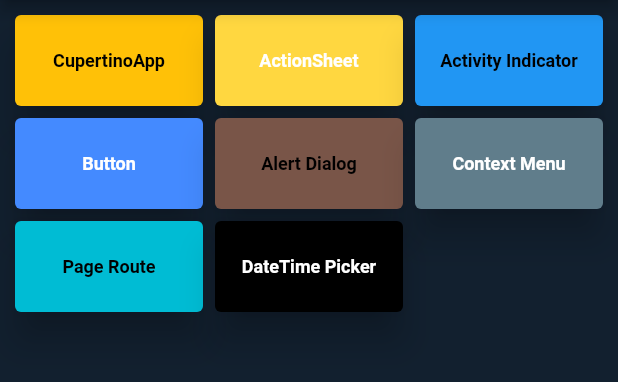
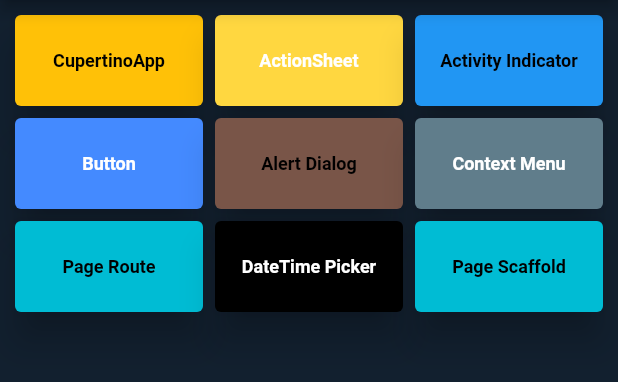
Before and after one commit to erdemgocen44/Flutter-Cupertino-Widget, a Flutter app: the screen it shows after launch, on a phone screen of 412 x 824 dp, the part 84-466 px from its top. Run offline on Flutter 3.47's test engine with Material 2 defaults, Android fonts, the phone set to English and light mode, and no system bars.

```diff
--- a/lib/core/buttons.dart
+++ b/lib/core/buttons.dart
@@ -50,4 +50,10 @@ List<Widget> buttons = [
     onprimary: Colors.white,
     rota: '/date',
   ),
+  CustomElevatedButton(
+    yazi: 'Page Scaffold',
+    primary: Colors.cyan,
+    onprimary: Colors.black,
+    rota: '/pagescaffold',
+  ),
 ];
--- a/lib/core/rotes.dart
+++ b/lib/core/rotes.dart
@@ -6,6 +6,7 @@ import 'package:flutter_cupertino_widgets/widgets/context_menu_home.dart';
 import 'package:flutter_cupertino_widgets/widgets/cupertino_action_sheet_action_home.dart';
 import 'package:flutter_cupertino_widgets/widgets/date_picker_home.dart';
 import 'package:flutter_cupertino_widgets/widgets/page_route_home.dart';
+import 'package:flutter_cupertino_widgets/widgets/page_scaffold_home.dart';
 import 'package:flutter_cupertino_widgets/widgets/starting_page.dart';
 
 var rotalar = <String, WidgetBuilder>{
@@ -17,4 +18,5 @@ var rotalar = <String, WidgetBuilder>{
   "/context": (context) => const ContextMenuHome(),
   "/date": (context) => const DatePickerHome(),
   "/route": (context) => const PageRouteHome(),
+  "/pagescaffold": (context) => const PageScaffoldHome(),
 };
```
Also changed, not shown: lib/widgets/page_scaffold_home.dart (added, +16 -0 lines).
